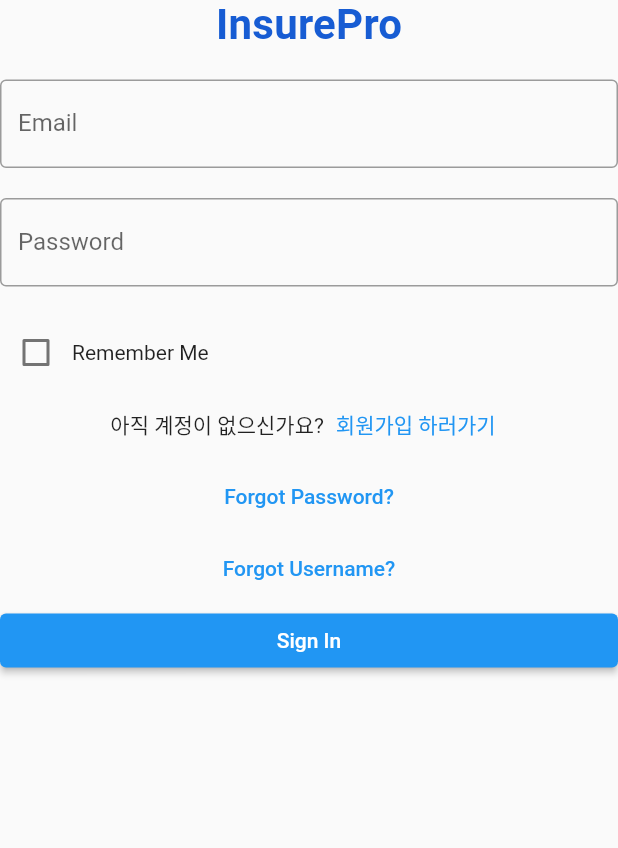
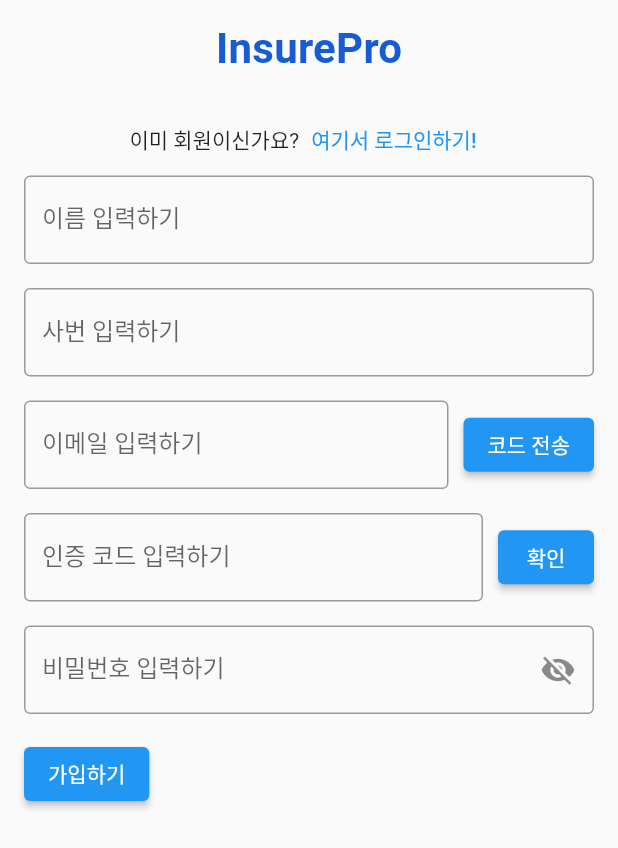
Before and after one commit to eodudrepublic/InsurePro_mobile, a Flutter app: the screen it shows after launch, on a phone screen of 412 x 824 dp. Shown: the top 848 px of the screen. Run offline on Flutter 3.47's test engine with Material 2 defaults, Android fonts, the phone set to English and light mode, and no system bars; Roboto replaces fonts that are missing (Product Sans).

Commit message:
회원가입 화면 framework 완성
로그인 <-> 회원가입 화면 전환까지 구현
인증 이메일 전송, 코드 인증 기능 구현 필요

```diff
--- a/lib/main.dart
+++ b/lib/main.dart
@@ -1,5 +1,6 @@
 import 'package:flutter/material.dart';
 import 'package:insurepro_mobile/signin/login_ui.dart';
+import 'package:insurepro_mobile/signup/signup_ui.dart';
 
 void main() {
   runApp(const MyApp());
@@ -12,10 +13,7 @@
   @override
   Widget build(BuildContext context) {
     return const MaterialApp(
-      title: 'Flutter Demo',
-      home: Scaffold(
-        body: LogInUI(),
-      ),
+      home: SignUpUI(),
     );
   }
 }
--- a/lib/signin/login_ui.dart
+++ b/lib/signin/login_ui.dart
@@ -1,7 +1,8 @@
 import 'package:flutter/material.dart';
+import 'package:insurepro_mobile/signup/signup_ui.dart';
 
 class LogInUI extends StatefulWidget {
-  const LogInUI({super.key});
+  const LogInUI({Key? key}) : super(key: key);
 
   @override
   _LogInUIState createState() => _LogInUIState();
@@ -12,7 +13,8 @@
 
   @override
   Widget build(BuildContext context) {
-    return Column(
+    return Scaffold(
+      body: Column(
         crossAxisAlignment: CrossAxisAlignment.stretch,
         children: [
           // logo
@@ -72,9 +74,9 @@
               const Text('아직 계정이 없으신가요?'),
               TextButton(
                 onPressed: () {
-                Navigator.push(
+                  Navigator.pushReplacement(
                     context,
-                  MaterialPageRoute(builder: (context) => const Scaffold()),
+                    MaterialPageRoute(builder: (context) => const SignUpUI()),  // SignUpUI는 회원가입 화면의 위젯입니다.
                   );
                 },
                 child: const Text('회원가입 하러가기'),
@@ -114,6 +116,7 @@
             child: const Text('Sign In'),
           ),
         ],
+      ),
     );
   }
 }
--- a/lib/signup/signup_ui.dart
+++ b/lib/signup/signup_ui.dart
@@ -0,0 +1,151 @@
+import 'package:flutter/material.dart';
+import 'package:insurepro_mobile/signin/login_ui.dart';
+
+class SignUpUI extends StatefulWidget {
+  const SignUpUI({Key? key}) : super(key: key);
+
+  @override
+  State<SignUpUI> createState() => _SignUpUIState();
+}
+
+class _SignUpUIState extends State<SignUpUI> {
+  bool _obscureText = true;
+
+  @override
+  Widget build(BuildContext context) {
+    return Scaffold(
+      body: Padding(
+        padding: const EdgeInsets.all(16.0),
+        child: Column(
+          crossAxisAlignment: CrossAxisAlignment.start,
+          children: [
+            // logo
+            const Center(
+              child: Text(
+                'InsurePro',
+                style: TextStyle(
+                  color: Color(0xFF175CD3),
+                  fontSize: 28,
+                  fontFamily: 'Product Sans',
+                  fontWeight: FontWeight.w700,
+                  letterSpacing: 0.18,
+                ),
+              ),
+            ),
+            const SizedBox(height: 20),
+
+            // to Login
+            Row(
+              mainAxisAlignment: MainAxisAlignment.center,
+              children: [
+                const Text('이미 회원이신가요?'),
+                TextButton(
+                  onPressed: () {
+                    Navigator.pushReplacement(
+                      context,
+                      MaterialPageRoute(builder: (context) => const LogInUI()),  // LogInUI는 로그인 화면의 위젯입니다.
+                    );
+                  },
+                  child: const Text('여기서 로그인하기!'),
+                ),
+              ],
+            ),
+
+            // 이름 입력
+            const TextField(
+              decoration: InputDecoration(
+                labelText: '이름 입력하기',
+                border: OutlineInputBorder(),
+              ),
+            ),
+            const SizedBox(height: 16),
+
+            // 사번 입력
+            const TextField(
+              decoration: InputDecoration(
+                labelText: '사번 입력하기',
+                border: OutlineInputBorder(),
+              ),
+            ),
+            const SizedBox(height: 16),
+
+            // 이메일 입력 -> 인증
+            Row(
+              children: [
+                const Expanded(
+                  child: TextField(
+                    decoration: InputDecoration(
+                      labelText: '이메일 입력하기',
+                      border: OutlineInputBorder(),
+                    ),
+                  ),
+                ),
+                const SizedBox(width: 10),
+                ElevatedButton(
+                  onPressed: () {
+                    // 인증 이메일 보내는 코드 작성
+                  },
+                  child: const Text('코드 전송'),
+                ),
+              ],
+            ),
+            const SizedBox(height: 16),
+
+            // 인증 코드 입력
+            Row(
+              children: [
+                const Expanded(
+                  child: TextField(
+                    decoration: InputDecoration(
+                      labelText: '인증 코드 입력하기',
+                      border: OutlineInputBorder(),
+                    ),
+                  ),
+                ),
+                const SizedBox(width: 10),
+                ElevatedButton(
+                  onPressed: () {
+                    // 코드 인증 기능 구현
+                  },
+                  child: const Text('확인'),
+                ),
+              ],
+            ),
+            const SizedBox(height: 16),
+
+            // 비밀번호 입력
+            TextField(
+              decoration: InputDecoration(
+                labelText: '비밀번호 입력하기',
+                border: OutlineInputBorder(),
+                suffixIcon: IconButton(
+                  icon: Icon(
+                    _obscureText ? Icons.visibility_off : Icons.visibility,
+                  ),
+                  onPressed: () {
+                    setState(() {
+                      _obscureText = !_obscureText;
+                    });
+                  },
+                ),
+              ),
+              obscureText: _obscureText,
+            ),
+            const SizedBox(height: 16),
+
+            // 회원가입 버튼
+            ElevatedButton(
+              onPressed: () {
+                Navigator.push(
+                  context,
+                  MaterialPageRoute(builder: (context) => const Scaffold()),
+                );
+              },
+              child: const Text('가입하기'),
+            ),
+          ],
+        ),
+      ),
+    );
+  }
+}
```
Lines whose indentation alone changed are shown as unchanged.
